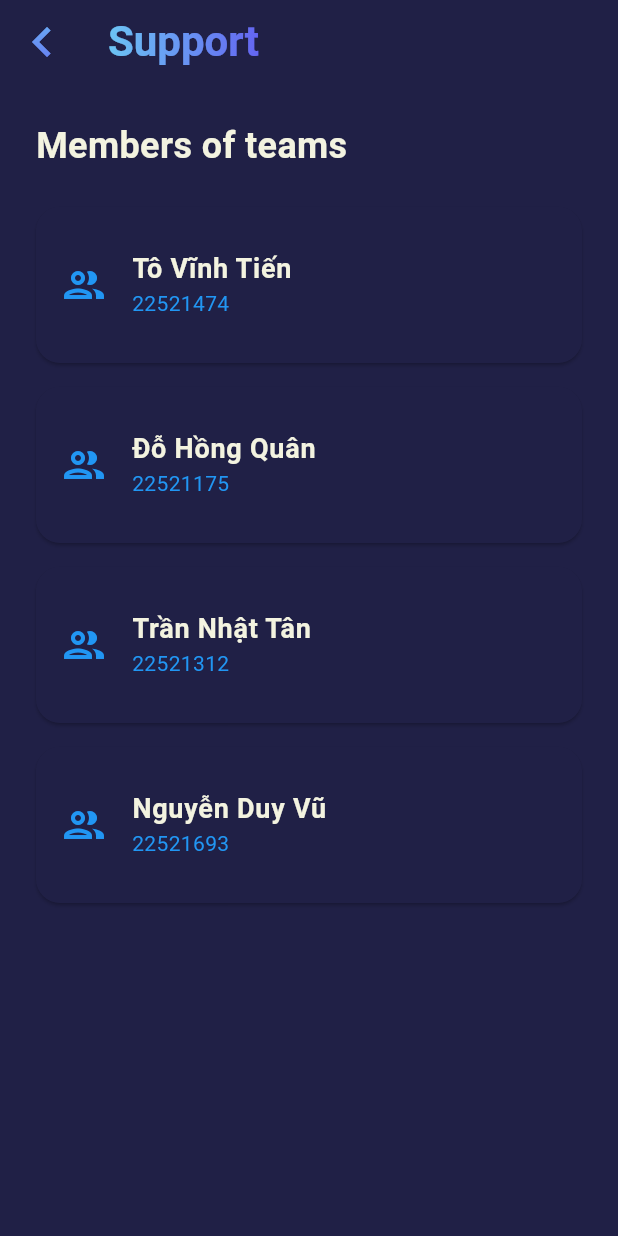
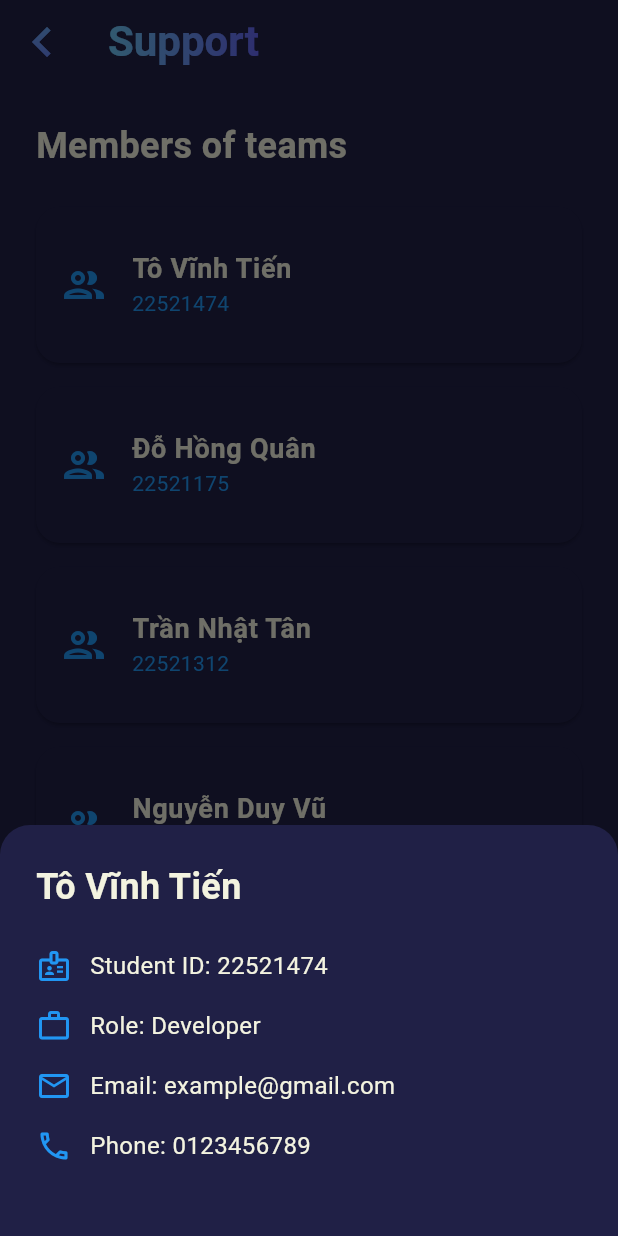
Before and after one commit to FiveM-UIT/OOD-SE100.P13-GoodGadget, a Flutter app: the SupportScreen screen opened directly, after a tap on "Tô Vĩnh Tiến", on a phone screen of 412 x 824 dp. Run offline on Flutter 3.47's test engine with Material 3 defaults, Android fonts, the phone set to English and light mode, and no system bars; our stand-ins replace bloc, cloud_firestore, equatable, firebase_auth, firebase_core, flutter_bloc and 2 more; accounts and stored records are empty; Roboto replaces fonts that are missing (Montserrat).

Commit message:
Update support_screen_view.dart

```diff
--- a/lib/screens/user/support/support_screen_view.dart
+++ b/lib/screens/user/support/support_screen_view.dart
@@ -38,25 +38,53 @@ class SupportScreen extends StatelessWidget {
               icon: Icons.people_outlined,
               title: 'Tô Vĩnh Tiến',
               subtitle: '22521474',
-              onTap: () {},
+              onTap: () => _showContactDetails(
+                context,
+                name: 'Tô Vĩnh Tiến',
+                studentId: '22521474',
+                role: 'Developer',
+                email: 'example@gmail.com',
+                phone: '0123456789',
+              ),
             ),
             _buildContactItem(
               icon: Icons.people_outlined,
               title: 'Đỗ Hồng Quân',
               subtitle: '22521175',
-              onTap: () {},
+              onTap: () => _showContactDetails(
+                context,
+                name: 'Đỗ Hồng Quân',
+                studentId: '22521175',
+                role: 'Developer',
+                email: 'example@gmail.com',
+                phone: '0123456789',
+              ),
             ),
             _buildContactItem(
               icon: Icons.people_outlined,
               title: 'Trần Nhật Tân',
               subtitle: '22521312',
-              onTap: () {},
+              onTap: () => _showContactDetails(
+                context,
+                name: 'Trần Nhật Tân',
+                studentId: '22521312',
+                role: 'Developer',
+                email: 'example@gmail.com',
+                phone: '0123456789',
+              ),
             ),
             _buildContactItem(
               icon: Icons.people_outlined,
               title: 'Nguyễn Duy Vũ',
               subtitle: '22521693',
-              onTap: () {},
+              onTap: () => _showContactDetails(
+                context,
+                name: 'Nguyễn Duy Vũ',
+                studentId: '22521693',
+                role: 'Developer',
+                email: 'example@gmail.com',
+                phone: '0123456789',
+              ),
             ),
           ],
         ),
@@ -100,4 +128,58 @@ class SupportScreen extends StatelessWidget {
       ),
     );
   }
+
+  void _showContactDetails(
+    BuildContext context, {
+    required String name,
+    required String studentId,
+    required String role,
+    required String email,
+    required String phone,
+  }) {
+    showModalBottomSheet(
+      context: context,
+      shape: const RoundedRectangleBorder(
+        borderRadius: BorderRadius.vertical(top: Radius.circular(20)),
+      ),
+      builder: (context) => Container(
+        padding: const EdgeInsets.all(24),
+        child: Column(
+          mainAxisSize: MainAxisSize.min,
+          crossAxisAlignment: CrossAxisAlignment.start,
+          children: [
+            Text(
+              name,
+              style: const TextStyle(
+                fontSize: 24,
+                fontWeight: FontWeight.bold,
+              ),
+            ),
+            const SizedBox(height: 16),
+            _buildDetailRow(Icons.badge_outlined, 'Student ID: $studentId'),
+            _buildDetailRow(Icons.work_outline, 'Role: $role'),
+            _buildDetailRow(Icons.email_outlined, 'Email: $email'),
+            _buildDetailRow(Icons.phone_outlined, 'Phone: $phone'),
+            const SizedBox(height: 16),
+          ],
+        ),
+      ),
+    );
+  }
+
+  Widget _buildDetailRow(IconData icon, String text) {
+    return Padding(
+      padding: const EdgeInsets.symmetric(vertical: 8),
+      child: Row(
+        children: [
+          Icon(icon, color: Colors.blue, size: 24),
+          const SizedBox(width: 12),
+          Text(
+            text,
+            style: const TextStyle(fontSize: 16),
+          ),
+        ],
+      ),
+    );
+  }
 }
```
